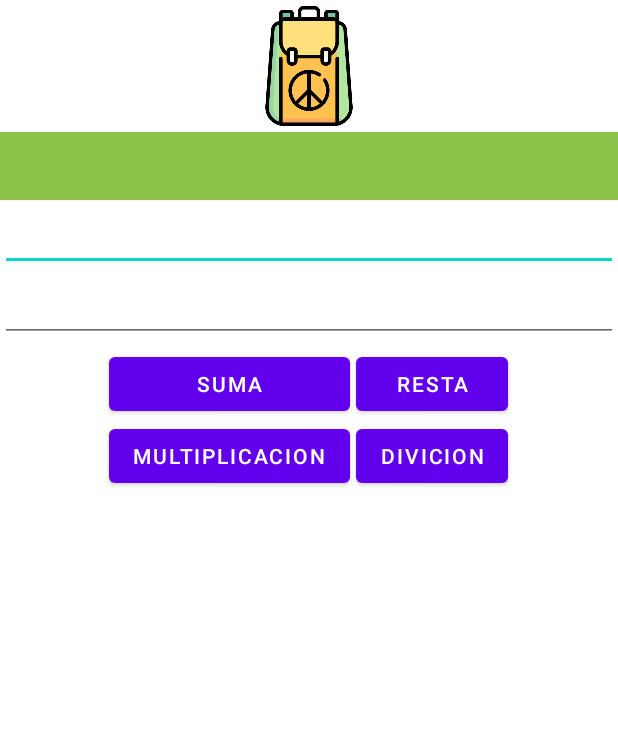
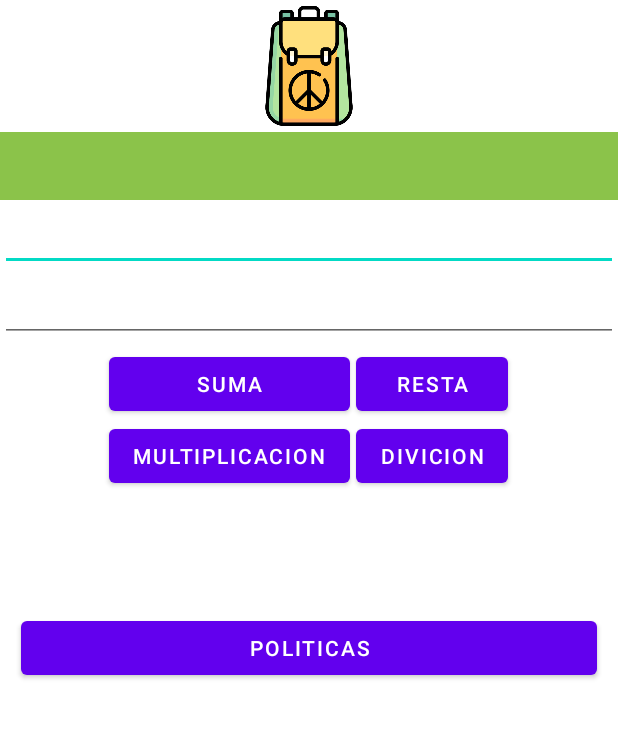
Before and after one commit to utopia99/AndroidStudio, an Android app: the screen it shows after launch (MainActivity), on a phone screen of 412 x 824 dp, the part 148-887 px from its top. Run offline under Robolectric (Android 15) with nearby library versions, the phone set to English and light mode, and no system bars.

Commit message:
se trabajo con varias pantallas

```diff
--- a/ProyectosDeAprendisaje/CalculadoraSimple/app/src/main/AndroidManifest.xml
+++ b/ProyectosDeAprendisaje/CalculadoraSimple/app/src/main/AndroidManifest.xml
@@ -9,6 +9,7 @@
         android:roundIcon="@mipmap/ic_launcher_round"
         android:supportsRtl="true"
         android:theme="@style/Theme.CalculadoraSimple">
+        <activity android:name=".Politicas"></activity>
         <activity android:name=".MainActivity">
             <intent-filter>
                 <action android:name="android.intent.action.MAIN" />
--- a/ProyectosDeAprendisaje/CalculadoraSimple/app/src/main/java/com/example/calculadorasimple/MainActivity.java
+++ b/ProyectosDeAprendisaje/CalculadoraSimple/app/src/main/java/com/example/calculadorasimple/MainActivity.java
@@ -2,6 +2,7 @@ package com.example.calculadorasimple;
 
 import androidx.appcompat.app.AppCompatActivity;
 
+import android.content.Intent;
 import android.os.Bundle;
 import android.view.View;
 import android.widget.Button;
@@ -22,6 +23,7 @@ public class MainActivity extends AppCompatActivity implements View.OnClickListe
     private Button btnResta;
     private Button btnMultiplicacion;
     private Button btnDivicion;
+    private Button btnPolitica;
 
     @Override
     protected void onCreate(Bundle savedInstanceState) {
@@ -37,11 +39,13 @@ public class MainActivity extends AppCompatActivity implements View.OnClickListe
         this.btnResta = findViewById(R.id.btnResta);
         this.btnMultiplicacion = findViewById(R.id.btnMultiplicacion);
         this.btnDivicion = findViewById(R.id.btnDivicion);
+        this.btnPolitica = findViewById(R.id.btnPoliticas);
         //Establecer evento onclic
         this.btnSuma.setOnClickListener(this);
         this.btnResta.setOnClickListener(this);
         this.btnMultiplicacion.setOnClickListener(this);
         this.btnDivicion.setOnClickListener(this);
+        this.btnPolitica.setOnClickListener(this);
     }
 
     @Override
@@ -65,6 +69,10 @@ public class MainActivity extends AppCompatActivity implements View.OnClickListe
                     r = Integer.parseInt(this.numero_1.getText().toString()) / Integer.parseInt(this.numero_2.getText().toString());
                     this.respuesta.setText(r+"");
                     break;
+                case R.id.btnPoliticas:
+                    Intent relacion = new Intent(this,Politicas.class);
+                    startActivity(relacion);
+                    break;
             }
         }catch (NumberFormatException e){
             Toast.makeText(this,"Los campos de texto estan vacios debe ingresar los numeros a operar",Toast.LENGTH_LONG).show();
--- a/ProyectosDeAprendisaje/CalculadoraSimple/app/src/main/res/layout/activity_main.xml
+++ b/ProyectosDeAprendisaje/CalculadoraSimple/app/src/main/res/layout/activity_main.xml
@@ -6,15 +6,19 @@
     android:layout_height="match_parent"
     tools:context=".MainActivity">
 
-    <LinearLayout
+    <ScrollView
         android:layout_width="match_parent"
         android:layout_height="match_parent"
-        android:layout_marginTop="10dp"
-        android:orientation="vertical"
         app:layout_constraintBottom_toBottomOf="parent"
         app:layout_constraintEnd_toEndOf="parent"
         app:layout_constraintStart_toStartOf="parent"
         app:layout_constraintTop_toTopOf="parent">
+
+        <LinearLayout
+            android:layout_width="match_parent"
+            android:layout_height="wrap_content"
+            android:layout_marginTop="10dp"
+            android:orientation="vertical">
 
             <TextView
                 android:id="@+id/textViewTitulo"
@@ -61,7 +65,7 @@
 
             <TableLayout
                 android:layout_width="match_parent"
-            android:layout_height="match_parent">
+                android:layout_height="wrap_content">
 
                 <TableRow
                     android:layout_width="match_parent"
@@ -105,5 +109,21 @@
 
             </TableLayout>
 
+            <Space
+                android:layout_width="match_parent"
+                android:layout_height="80dp" />
+
+            <Button
+                android:id="@+id/btnPoliticas"
+                android:layout_width="match_parent"
+                android:layout_height="wrap_content"
+                android:layout_marginStart="14dp"
+                android:layout_marginLeft="14dp"
+                android:layout_marginEnd="14dp"
+                android:layout_marginRight="14dp"
+                android:text="@string/btn_politicas" />
+
         </LinearLayout>
+    </ScrollView>
+
 </androidx.constraintlayout.widget.ConstraintLayout>
--- a/ProyectosDeAprendisaje/CalculadoraSimple/app/src/main/res/values/strings.xml
+++ b/ProyectosDeAprendisaje/CalculadoraSimple/app/src/main/res/values/strings.xml
@@ -3,6 +3,8 @@
     <string name="Titulo">Calculadora Simple</string>
     <string name="btn_suma">Suma</string>
     <string name="btn_resta">Resta</string>
+    <string name="btn_politicas">Politicas</string>
+    <string name="btn_Calculadora">- Calculadora -</string>
     <string name="btn_multiplicacion">Multiplicacion</string>
     <string name="btn_divicion">Divicion</string>
 </resources>
```
Also changed, not shown: ProyectosDeAprendisaje/CalculadoraSimple/app/src/main/java/com/example/calculadorasimple/Politicas.java (added, +27 -0 lines), ProyectosDeAprendisaje/CalculadoraSimple/app/src/main/res/layout/activity_politicas.xml (added, +19 -0 lines). Lines whose indentation alone changed are shown as unchanged.
